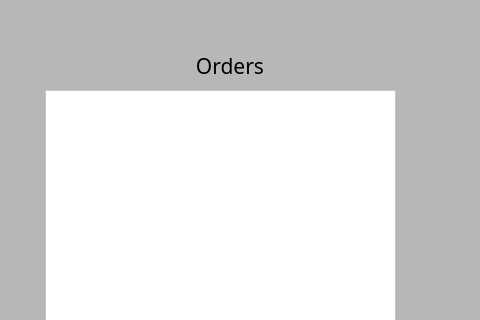
Before: the Qt Designer form Food-Delivery-System--master/customerCart.ui in wilmer999/CSC322, drawn with Qt 5; both pictures show x 195 to 675 and y 0 to 320 of the 865 by 552 pixel window.
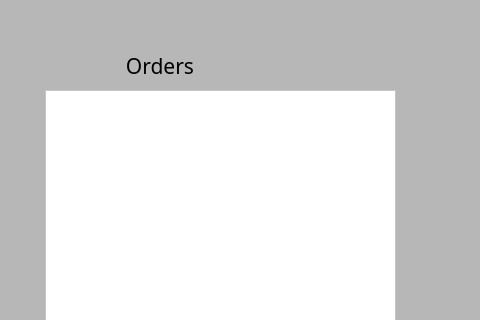
After: the same form once the commit is applied.

Patch:
```diff
--- a/Food-Delivery-System--master/customerCart.ui
+++ b/Food-Delivery-System--master/customerCart.ui
@@ -33,7 +33,7 @@
   <widget class="QLabel" name="label">
    <property name="geometry">
     <rect>
-     <x>380</x>
+     <x>310</x>
      <y>50</y>
      <width>181</width>
      <height>31</height>
```
